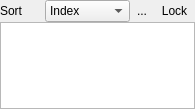
not-surt/SimPix, file palettewidget.ui: the form before one commit.
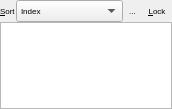
The form after the commit. Icons and pictures are not drawn. Custom widgets are drawn as their Qt base class.

The edit to the form file:
```diff
--- a/palettewidget.ui
+++ b/palettewidget.ui
@@ -6,7 +6,7 @@
    <rect>
     <x>0</x>
     <y>0</y>
-    <width>195</width>
+    <width>172</width>
     <height>109</height>
    </rect>
   </property>
@@ -31,8 +31,13 @@
    </property>
    <item row="0" column="3">
     <widget class="QToolButton" name="lockPaletteButton">
+     <property name="font">
+      <font>
+       <pointsize>6</pointsize>
+      </font>
+     </property>
      <property name="text">
-      <string>Lock</string>
+      <string>&amp;Lock</string>
      </property>
      <property name="checkable">
       <bool>true</bool>
@@ -44,6 +49,17 @@
    </item>
    <item row="0" column="1">
     <widget class="QComboBox" name="comboBox">
+     <property name="sizePolicy">
+      <sizepolicy hsizetype="Expanding" vsizetype="Fixed">
+       <horstretch>0</horstretch>
+       <verstretch>0</verstretch>
+      </sizepolicy>
+     </property>
+     <property name="font">
+      <font>
+       <pointsize>6</pointsize>
+      </font>
+     </property>
      <property name="frame">
       <bool>true</bool>
      </property>
@@ -96,8 +112,19 @@
    </item>
    <item row="0" column="0">
     <widget class="QLabel" name="sortLabel">
+     <property name="sizePolicy">
+      <sizepolicy hsizetype="Fixed" vsizetype="Preferred">
+       <horstretch>0</horstretch>
+       <verstretch>0</verstretch>
+      </sizepolicy>
+     </property>
+     <property name="font">
+      <font>
+       <pointsize>6</pointsize>
+      </font>
+     </property>
      <property name="text">
-      <string>Sort</string>
+      <string>&amp;Sort</string>
      </property>
      <property name="buddy">
       <cstring>comboBox</cstring>
@@ -106,6 +133,11 @@
    </item>
    <item row="0" column="2">
     <widget class="QToolButton" name="sortDescendingButton">
+     <property name="font">
+      <font>
+       <pointsize>6</pointsize>
+      </font>
+     </property>
      <property name="text">
       <string>...</string>
      </property>
@@ -114,6 +146,12 @@
        <normaloff/>
       </iconset>
      </property>
+     <property name="iconSize">
+      <size>
+       <width>16</width>
+       <height>16</height>
+      </size>
+     </property>
      <property name="checkable">
       <bool>true</bool>
      </property>
```
Left out of the diff: 6 changed lines with no effect on the pictures.
